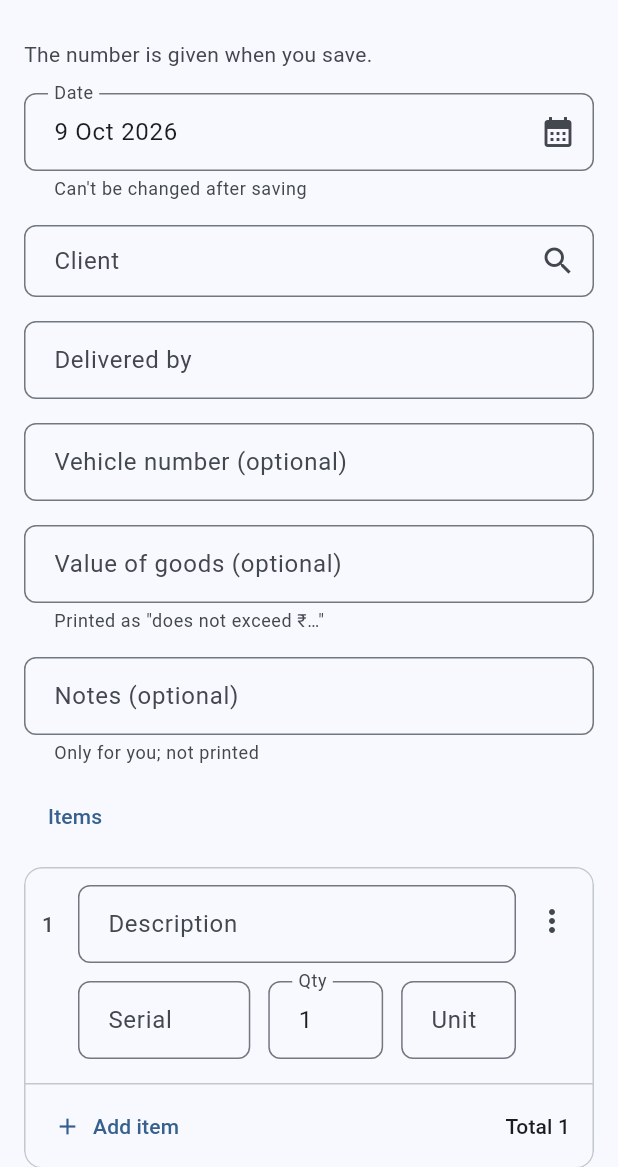
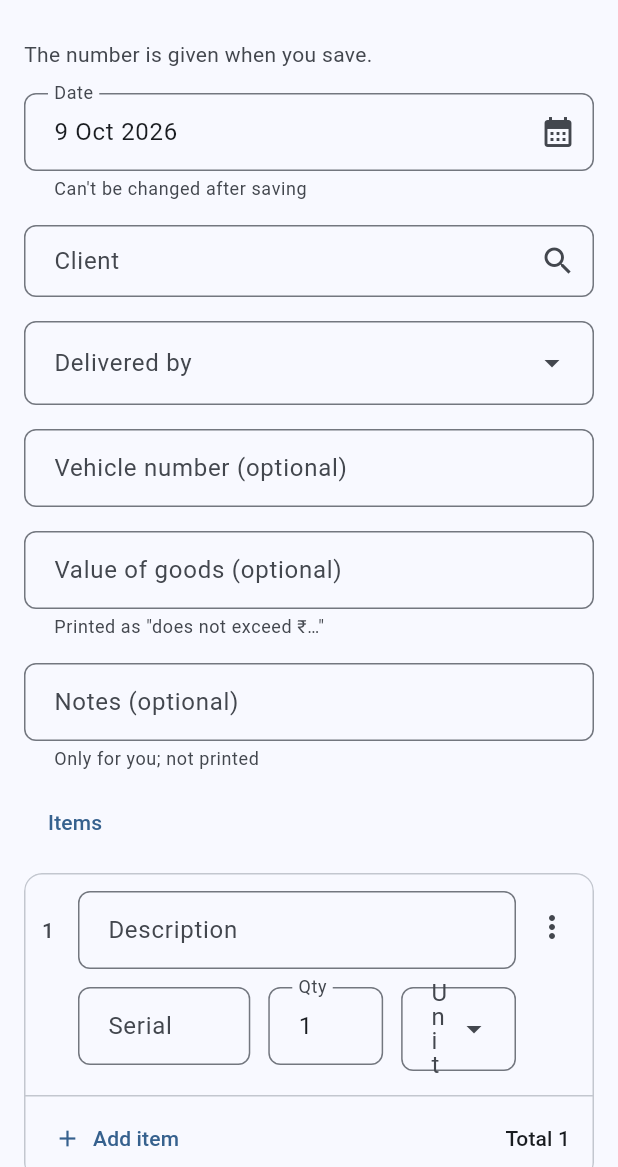
Before and after one commit to Chiggy-Playz/crsops, a Flutter app: the ChallanEditPage screen opened by its route, on a phone screen of 412 x 824 dp, the part 69-1236 px from its top. Run offline on Flutter 3.47's test engine with Material 3 defaults, Android fonts, the phone set to English and light mode, and no system bars; our stand-ins replace connectivity_plus, dart_mappable, flutter_riverpod, flutter_svg, go_router, google_sign_in and 8 more; accounts and stored records are empty; generated files the repository leaves out were written again; statements that could not run were skipped.

Commit message:
refactor(challans): reuse CreatableDropdownField and one StatusPill
"Delivered by"/"Received by" and the items' Unit now use the shared M3
CreatableDropdownField, like the employee payment and event forms, instead
of a separate SuggestionField. The field gains a form-owned controller,
plain-text labels, a dense table-cell look and an Enter hook (Enter in the
last row's unit still adds a row). The challan status and client
"Archived" badges are one shared StatusPill.

Co-Authored-By: Claude Opus 5.5 <noreply@anthropic.com>
Claude-Session: https://claude.ai/code/session_01NyAR8TPxonafwMo8C22pFh

```diff
--- a/lib/core/widgets/creatable_dropdown_field.dart
+++ b/lib/core/widgets/creatable_dropdown_field.dart
@@ -1,4 +1,5 @@
 import 'package:flutter/material.dart';
+import 'package:flutter/services.dart';
 
 import '../utils/status_metadata.dart';
 
@@ -8,15 +9,21 @@ import '../utils/status_metadata.dart';
 /// "+ Add 'whatever was typed'", so creating a new value is a visible choice
 /// rather than a silent side effect of a typo.
 ///
-/// [options] are stored values (ids/slugs), shown via [displayLabel].
-/// [onChanged] reports the current value on every change: the stored option
-/// when the text matches one, otherwise the typed text (a new value).
+/// [options] are stored values, shown via [labelFor]: by default
+/// [displayLabel], for ids/slugs like "paid_leave"; [plainText] for values
+/// that are already what people typed (names, units). [onChanged] reports the
+/// current value on every change: the stored option when the text matches
+/// one, otherwise the typed text (a new value).
 class CreatableDropdownField extends StatefulWidget {
   const CreatableDropdownField({
     super.key,
     required this.options,
-    required this.label,
-    required this.onChanged,
+    this.label,
+    this.onChanged,
+    this.controller,
+    this.labelFor = displayLabel,
+    this.dense = false,
+    this.onEnter,
     this.initialValue,
     this.fieldKey,
     this.helperText,
@@ -24,9 +31,25 @@ class CreatableDropdownField extends StatefulWidget {
     this.autofocus = false,
   });
 
+  /// For [labelFor]: show values exactly as stored.
+  static String plainText(String value) => value;
+
   final List<String> options;
-  final String label;
-  final ValueChanged<String> onChanged;
+
+  /// Null in a table cell, where the column heading names the field.
+  final String? label;
+  final ValueChanged<String>? onChanged;
+
+  /// The text, when the form keeps its own controller (then [initialValue]
+  /// is ignored, and the controller is the form's to dispose).
+  final TextEditingController? controller;
+  final String Function(String value) labelFor;
+
+  /// Compact, for a row of a table.
+  final bool dense;
+
+  /// Enter pressed in the field (after the menu's own handling of it).
+  final VoidCallback? onEnter;
   final String? initialValue;
   final Key? fieldKey;
   final String? helperText;
@@ -40,10 +63,28 @@ class CreatableDropdownField extends StatefulWidget {
 }
 
 class _CreatableDropdownFieldState extends State<CreatableDropdownField> {
-  late final _controller = TextEditingController(
-    text: widget.initialValue == null ? '' : displayLabel(widget.initialValue!),
-  );
-  final _focusNode = FocusNode();
+  late final TextEditingController _controller =
+      widget.controller ??
+      TextEditingController(
+        text: widget.initialValue == null
+            ? ''
+            : widget.labelFor(widget.initialValue!),
+      );
+  late final _focusNode = FocusNode(onKeyEvent: _onKeyEvent);
+
+  KeyEventResult _onKeyEvent(FocusNode node, KeyEvent event) {
+    final onEnter = widget.onEnter;
+    final isEnter =
+        event.logicalKey == LogicalKeyboardKey.enter ||
+        event.logicalKey == LogicalKeyboardKey.numpadEnter;
+    if (onEnter != null && event is KeyDownEvent && isEnter) {
+      // After the menu has taken the highlighted entry.
+      WidgetsBinding.instance.addPostFrameCallback((_) {
+        if (mounted) onEnter();
+      });
+    }
+    return KeyEventResult.ignored;
+  }
 
   @override
   void initState() {
@@ -58,7 +99,8 @@ class _CreatableDropdownFieldState extends State<CreatableDropdownField> {
 
   @override
   void dispose() {
-    _controller.dispose();
+    _controller.removeListener(_onTextChanged);
+    if (widget.controller == null) _controller.dispose();
     _focusNode.dispose();
     super.dispose();
   }
@@ -69,7 +111,7 @@ class _CreatableDropdownFieldState extends State<CreatableDropdownField> {
   String? get _matchingOption {
     final query = _text.toLowerCase();
     for (final option in widget.options) {
-      if (displayLabel(option).toLowerCase() == query) return option;
+      if (widget.labelFor(option).toLowerCase() == query) return option;
     }
     return null;
   }
@@ -77,7 +119,7 @@ class _CreatableDropdownFieldState extends State<CreatableDropdownField> {
   String get _value => _matchingOption ?? _text;
 
   void _onTextChanged() {
-    widget.onChanged(_value);
+    widget.onChanged?.call(_value);
     setState(() {}); // re-filter the entries
   }
 
@@ -87,8 +129,9 @@ class _CreatableDropdownFieldState extends State<CreatableDropdownField> {
     final query = _text.toLowerCase();
     final matches = [
       for (final option in widget.options)
-        if (query.isEmpty || displayLabel(option).toLowerCase().contains(query))
-          DropdownMenuEntry(value: option, label: displayLabel(option)),
+        if (query.isEmpty ||
+            widget.labelFor(option).toLowerCase().contains(query))
+          DropdownMenuEntry(value: option, label: widget.labelFor(option)),
     ];
     if (_text.isNotEmpty && _matchingOption == null) {
       matches.add(
@@ -106,7 +149,12 @@ class _CreatableDropdownFieldState extends State<CreatableDropdownField> {
 
   @override
   Widget build(BuildContext context) {
+    final label = widget.label;
+    final theme = Theme.of(context);
     return DropdownMenuFormField<String>(
+      inputDecorationTheme: widget.dense
+          ? theme.inputDecorationTheme.copyWith(isDense: true)
+          : null,
       key: widget.fieldKey,
       controller: _controller,
       focusNode: _focusNode,
@@ -115,7 +163,7 @@ class _CreatableDropdownFieldState extends State<CreatableDropdownField> {
       enableSearch: true,
       expandedInsets: EdgeInsets.zero,
       menuHeight: 320,
-      label: Text(widget.label),
+      label: label == null ? null : Text(label),
       helperText: widget.helperText,
       validator: widget.validator == null
           ? null
--- a/lib/modules/challans/pages/challan_edit_page.dart
+++ b/lib/modules/challans/pages/challan_edit_page.dart
@@ -16,7 +16,7 @@ import '../repositories/challan_repository.dart';
 import '../routes.dart';
 import 'widgets/client_address_picker.dart';
 import 'widgets/items_editor.dart';
-import 'widgets/suggestion_field.dart';
+import '../../../core/widgets/creatable_dropdown_field.dart';
 
 /// New challan, or editing one: the right pane on wide windows, a page on
 /// phones. The number is given by the database on save; direction and date
@@ -256,9 +256,10 @@ class _ChallanEditPageState extends ConsumerState<ChallanEditPage> {
             ),
           ),
         FieldPair(
-          first: SuggestionField(
+          first: CreatableDropdownField(
             controller: _handledBy,
-            suggestions: names,
+            options: names,
+            labelFor: CreatableDropdownField.plainText,
             label: _direction.handledByLabel,
             validator: (value) =>
                 (value ?? '').trim().isEmpty ? 'Enter a name' : null,
--- a/lib/modules/challans/pages/widgets/items_editor.dart
+++ b/lib/modules/challans/pages/widgets/items_editor.dart
@@ -3,7 +3,7 @@ import 'package:flutter/services.dart';
 
 import '../../../../core/widgets/overflow_menu.dart';
 import '../../models/challan_item.dart';
-import 'suggestion_field.dart';
+import '../../../../core/widgets/creatable_dropdown_field.dart';
 
 /// The text controllers behind one item in the challan form.
 class ItemFormValues {
@@ -355,12 +355,13 @@ class _ItemRow extends StatelessWidget {
       decoration: _decoration('Qty'),
       validator: _validateQuantity,
     );
-    final unit = SuggestionField(
+    final unit = CreatableDropdownField(
       controller: values.unit,
-      suggestions: units,
+      options: units,
+      labelFor: CreatableDropdownField.plainText,
       label: asTable ? null : 'Unit',
-      textInputAction: isLast ? TextInputAction.done : TextInputAction.next,
-      onFieldSubmitted: isLast ? onSubmittedLast : null,
+      dense: asTable,
+      onEnter: isLast ? onSubmittedLast : null,
     );
     final number = SizedBox(
       width: asTable ? _numberWidth : 24,
--- a/lib/modules/challans/pages/widgets/suggestion_field.dart
+++ /dev/null
@@ -1,110 +0,0 @@
-import 'package:flutter/material.dart';
-
-/// A free-text field that offers [suggestions] matching what's typed (values
-/// used before, like "Delivered by" names). Picking one fills the field;
-/// anything else can still be typed.
-class SuggestionField extends StatefulWidget {
-  const SuggestionField({
-    super.key,
-    required this.controller,
-    required this.suggestions,
-    this.label,
-    this.helperText,
-    this.validator,
-    this.textCapitalization = TextCapitalization.characters,
-    this.textInputAction,
-    this.onFieldSubmitted,
-  });
-
-  final TextEditingController controller;
-  final List<String> suggestions;
-
-  /// Null for a table cell, which its column heading names.
-  final String? label;
-  final String? helperText;
-  final FormFieldValidator<String>? validator;
-  final TextCapitalization textCapitalization;
-  final TextInputAction? textInputAction;
-
-  /// Enter in the field, after any highlighted suggestion is picked.
-  final VoidCallback? onFieldSubmitted;
-
-  @override
-  State<SuggestionField> createState() => _SuggestionFieldState();
-}
-
-class _SuggestionFieldState extends State<SuggestionField> {
-  final _focusNode = FocusNode();
-
-  @override
-  void dispose() {
-    _focusNode.dispose();
-    super.dispose();
-  }
-
-  Iterable<String> _matches(TextEditingValue value) {
-    final query = value.text.trim().toLowerCase();
-    if (query.isEmpty) return const [];
-    return widget.suggestions
-        .where((s) => s.toLowerCase().contains(query))
-        // Already typed in full: nothing to suggest.
-        .where((s) => s.toLowerCase() != query)
-        .take(8);
-  }
-
-  @override
-  Widget build(BuildContext context) {
-    return RawAutocomplete<String>(
-      textEditingController: widget.controller,
-      focusNode: _focusNode,
-      optionsBuilder: _matches,
-      fieldViewBuilder: (context, controller, focusNode, onSubmitted) =>
-          TextFormField(
-            controller: controller,
-            focusNode: focusNode,
-            textCapitalization: widget.textCapitalization,
-            textInputAction: widget.textInputAction,
-            decoration: InputDecoration(
-              labelText: widget.label,
-              helperText: widget.helperText,
-            ),
-            validator: widget.validator,
-            onFieldSubmitted: (_) {
-              onSubmitted();
-              widget.onFieldSubmitted?.call();
-            },
-          ),
-      optionsViewBuilder: (context, onSelected, options) => Align(
-        alignment: Alignment.topLeft,
-        // Same look as the client picker's list: a menu's container tone
-        // and a thin outline.
-        child: Material(
-          elevation: 3,
-          color: Theme.of(context).colorScheme.surfaceContainer,
-          clipBehavior: Clip.antiAlias,
-          shape: RoundedRectangleBorder(
-            borderRadius: BorderRadius.circular(8),
-            side: BorderSide(
-              color: Theme.of(context).colorScheme.outlineVariant,
-            ),
-          ),
-          child: ConstrainedBox(
-            constraints: const BoxConstraints(maxHeight: 280, maxWidth: 480),
-            child: ListView(
-              padding: EdgeInsets.zero,
-              shrinkWrap: true,
-              children: [
-                for (final option in options)
-                  ListTile(
-                    dense: true,
-                    title: Text(option),
-                    onTap: () => onSelected(option),
-                  ),
-              ],
-            ),
-          ),
-        ),
-      ),
-    );
-  }
-}
```
Also changed, not shown: lib/core/clients/pages/client_detail_page.dart (+6 -23 lines), lib/core/widgets/status_pill.dart (added, +42 -0 lines), lib/modules/challans/pages/challan_detail_page.dart (+7 -43 lines), 1 other file.
